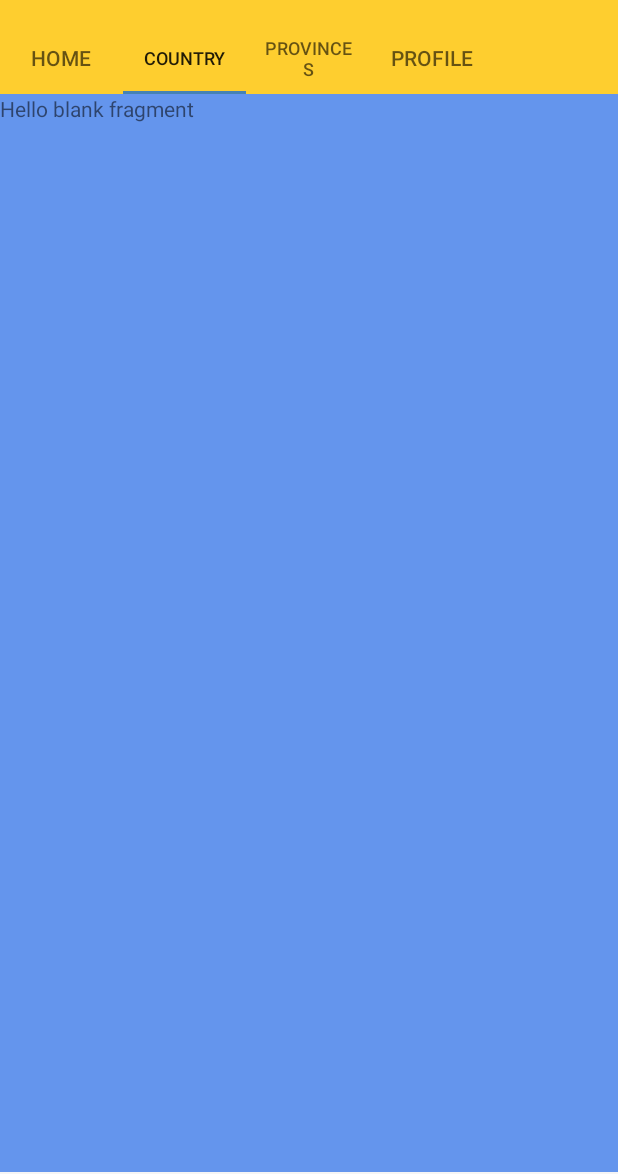
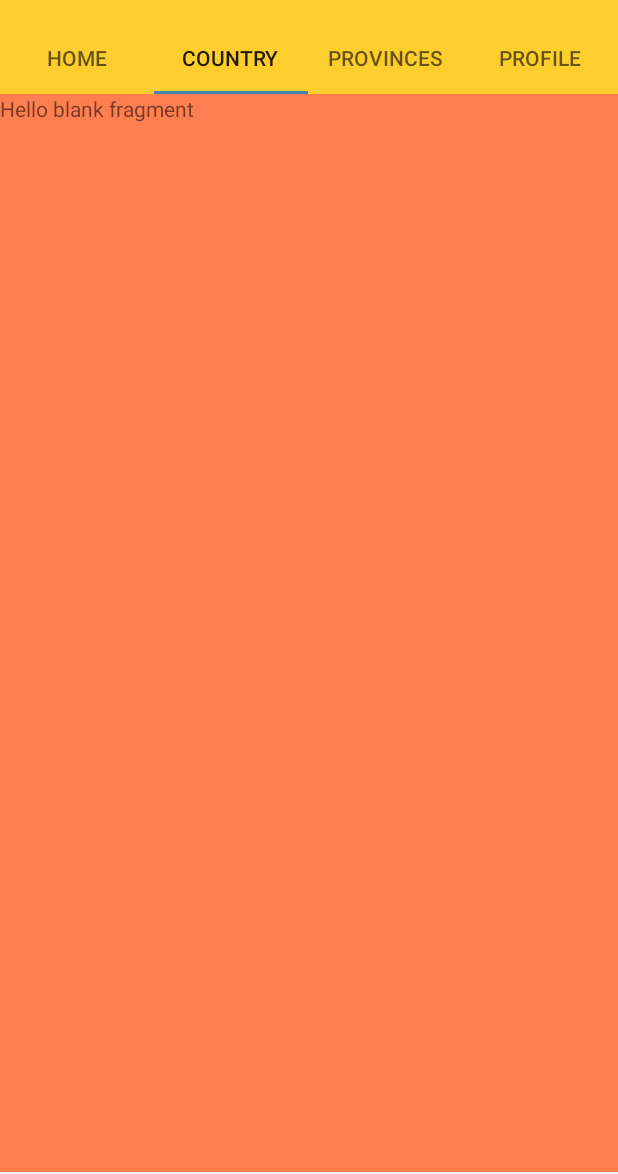
Before and after one commit to RizkiKarianata/smk-coding-covid-app, an Android app: the MainActivity screen opened directly, with no data from a screen before it, tab 2 chosen, on a phone screen of 412 x 824 dp, the part 62-1236 px from its top. Run offline under Robolectric (Android 15) with nearby library versions, the phone set to English and light mode, and no system bars; Roboto replaces fonts that are not available here.

Commit message:
Delete Global Fragment

```diff
--- a/app/src/main/java/com/example/challenge2/GlobalFragment.kt
+++ /dev/null
@@ -1,22 +0,0 @@
-package com.example.challenge2
-
-import android.os.Bundle
-import androidx.fragment.app.Fragment
-import android.view.LayoutInflater
-import android.view.View
-import android.view.ViewGroup
-
-/**
- * A simple [Fragment] subclass.
- */
-class GlobalFragment : Fragment() {
-
-    override fun onCreateView(
-        inflater: LayoutInflater, container: ViewGroup?,
-        savedInstanceState: Bundle?
-    ): View? {
-        // Inflate the layout for this fragment
-        return inflater.inflate(R.layout.fragment_global, container, false)
-    }
-
-}
--- a/app/src/main/java/com/example/challenge2/ViewPagerAdapter.kt
+++ b/app/src/main/java/com/example/challenge2/ViewPagerAdapter.kt
@@ -8,14 +8,13 @@ import androidx.viewpager2.adapter.FragmentStateAdapter
 
 class ViewPagerAdapter(fragmentActivity: FragmentActivity) :
     FragmentStateAdapter(fragmentActivity) {
-    private val JUMLAH_MENU = 5
+    private val JUMLAH_MENU = 4
     override fun createFragment(position: Int): Fragment {
         when (position) {
             0 -> { return HomeFragment() }
-            1 -> { return GlobalFragment() }
-            2 -> { return CountryFragment() }
-            3 -> { return ProvincesFragment() }
-            4 -> { return ProfileFragment() }
+            1 -> { return CountryFragment() }
+            2 -> { return ProvincesFragment() }
+            3 -> { return ProfileFragment() }
             else -> {
                 return HomeFragment()
             }
--- a/app/src/main/res/layout/fragment_global.xml
+++ /dev/null
@@ -1,15 +0,0 @@
-<?xml version="1.0" encoding="utf-8"?>
-<FrameLayout xmlns:android="http://schemas.android.com/apk/res/android"
-    xmlns:tools="http://schemas.android.com/tools"
-    android:layout_width="match_parent"
-    android:layout_height="match_parent"
-    android:background="#6495ED"
-    tools:context=".GlobalFragment">
-
-    <!-- TODO: Update blank fragment layout -->
-    <TextView
-        android:layout_width="match_parent"
-        android:layout_height="match_parent"
-        android:text="@string/hello_blank_fragment" />
-
-</FrameLayout>
```
